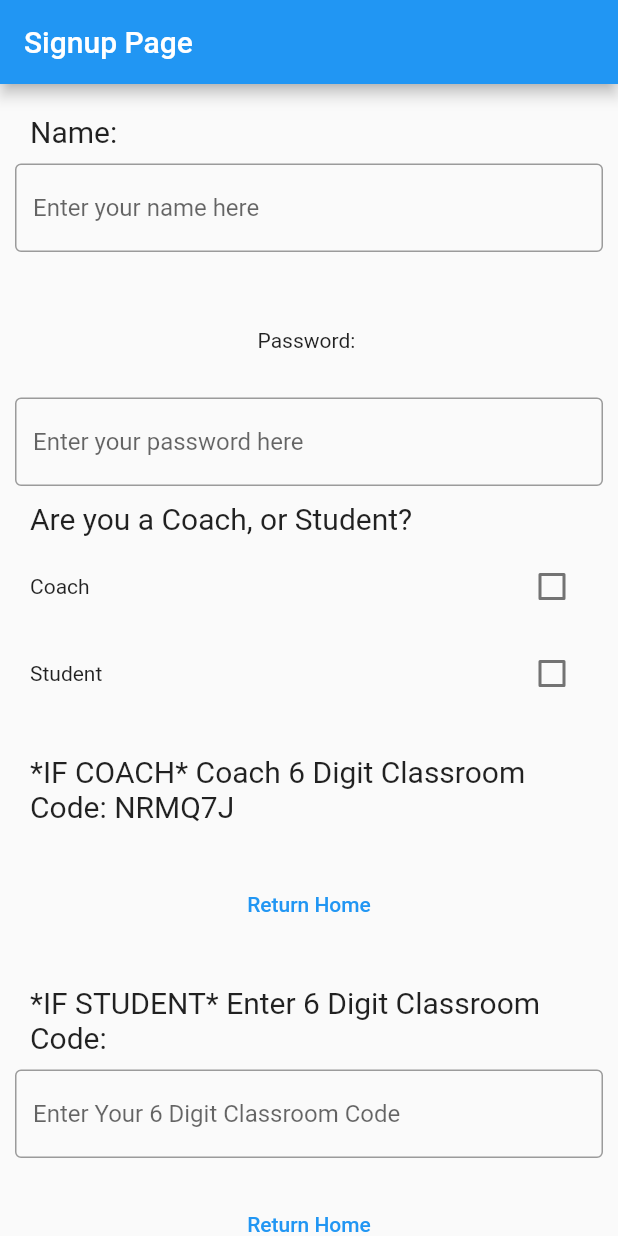
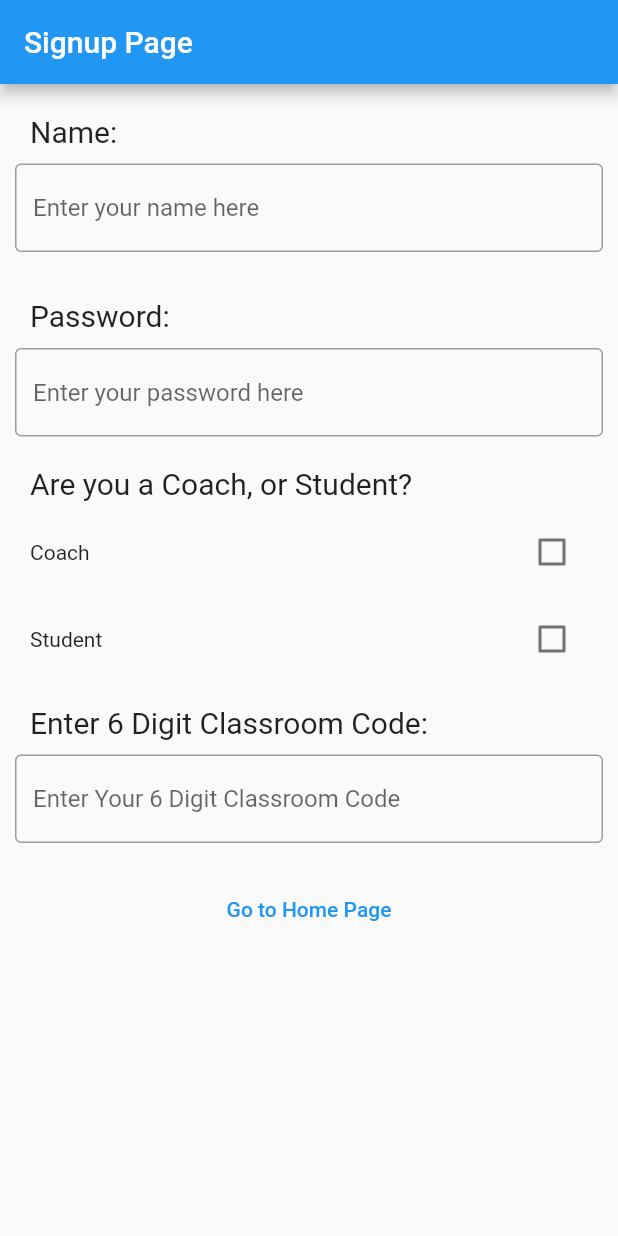
Before and after one commit to minisounds/Domu, a Flutter app: the screen it shows after launch, on a phone screen of 412 x 824 dp. Run offline on Flutter 3.47's test engine with Material 2 defaults, Android fonts, the phone set to English and light mode, and no system bars; our stand-ins replace firebase_core; accounts and stored records are empty.

```diff
--- a/domu/lib/screens/signup.dart
+++ b/domu/lib/screens/signup.dart
@@ -46,10 +46,15 @@ class _SignUpScreenState extends State<SignUpScreen> {
               ),
             ),
             Container(
-                padding: const EdgeInsets.all(20),
-                child: const Text('Password: ')),
+                alignment: Alignment.centerLeft,
+                padding: const EdgeInsets.fromLTRB(20, 0, 20, 0),
+                child: const Text(
+                  'Password: ',
+                  style: TextStyle(fontSize: 20),
+                  textAlign: TextAlign.left,
+                )),
             Container(
-              padding: const EdgeInsets.all(10),
+              padding: const EdgeInsets.fromLTRB(10, 10, 10, 20),
               child: const TextField(
                 decoration: InputDecoration(
                   border: OutlineInputBorder(),
@@ -84,31 +89,31 @@ class _SignUpScreenState extends State<SignUpScreen> {
                     _isSelected2 = newValue;
                   });
                 }),
+            // Container(
+            //   padding: const EdgeInsets.fromLTRB(20, 10, 20, 0),
+            //   alignment: Alignment.centerLeft,
+            //   child: const Text(
+            //     "*IF COACH* Coach 6 Digit Classroom Code: NRMQ7J",
+            //     style: TextStyle(fontSize: 20),
+            //   ),
+            // ),
+            // Container(
+            //     padding: const EdgeInsets.all(0),
+            //     child: TextButton(
+            //       child: const Text("Return Home"),
+            //       onPressed: () {
+            //         Navigator.push(
+            //           context,
+            //           MaterialPageRoute(
+            //               builder: (context) => const HomeCoachScreen()),
+            //         );
+            //       },
+            //     )),
             Container(
-              padding: const EdgeInsets.all(20),
+              padding: const EdgeInsets.fromLTRB(20, 10, 20, 0),
               alignment: Alignment.centerLeft,
               child: const Text(
-                "*IF COACH* Coach 6 Digit Classroom Code: NRMQ7J",
-                style: TextStyle(fontSize: 20),
-              ),
-            ),
-            Container(
-                padding: const EdgeInsets.all(10),
-                child: TextButton(
-                  child: const Text("Return Home"),
-                  onPressed: () {
-                    Navigator.push(
-                      context,
-                      MaterialPageRoute(
-                          builder: (context) => const HomeCoachScreen()),
-                    );
-                  },
-                )),
-            Container(
-              padding: const EdgeInsets.fromLTRB(20, 20, 20, 0),
-              alignment: Alignment.centerLeft,
-              child: const Text(
-                "*IF STUDENT* Enter 6 Digit Classroom Code:",
+                "Enter 6 Digit Classroom Code:",
                 style: TextStyle(fontSize: 20),
               ),
             ),
@@ -124,7 +129,7 @@ class _SignUpScreenState extends State<SignUpScreen> {
             Container(
                 padding: const EdgeInsets.all(10),
                 child: TextButton(
-                  child: const Text("Return Home"),
+                  child: const Text("Go to Home Page"),
                   onPressed: () {
                     Navigator.push(
                       context,
```
Also changed, not shown: 3 other files.
